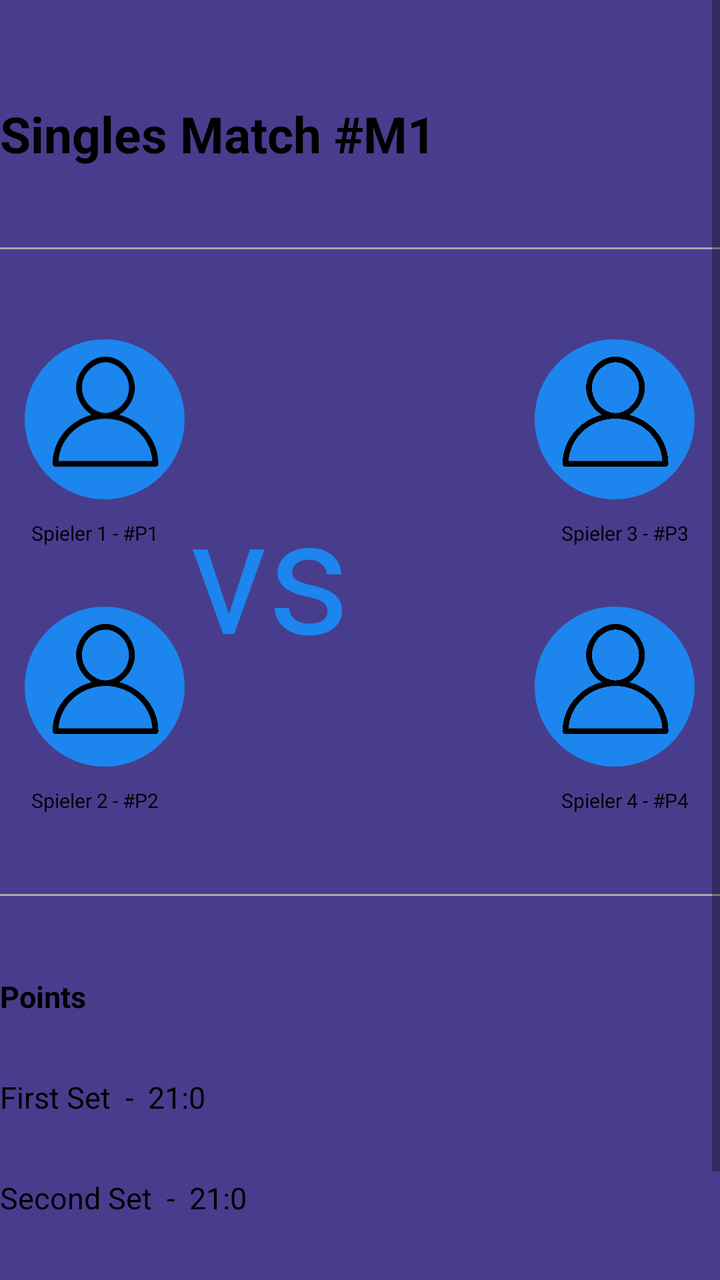
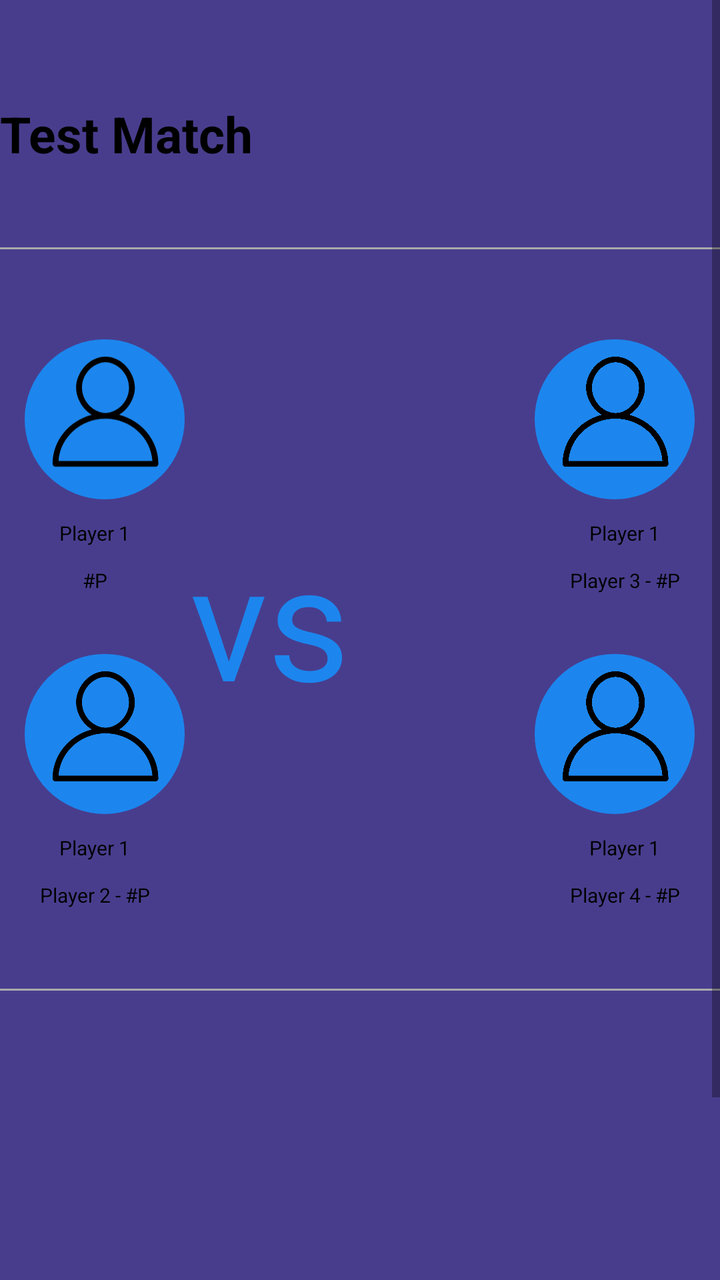

Compare the two renders of this Android layout. The source of the first and the diff that turns it into the second are given below.
<!-- AndroidManifest.xml: application theme AppTheme -->
<!-- res/layout/fragment_matchinfo.xml -->
<?xml version="1.0" encoding="utf-8"?>
<ScrollView xmlns:android="http://schemas.android.com/apk/res/android"
    xmlns:tools="http://schemas.android.com/tools"
    android:layout_width="match_parent"
    android:layout_height="match_parent"
    android:background="#483D8D"
    tools:context=".statsFragments.MatchInfoFragment">

    <LinearLayout
        android:layout_width="match_parent"
        android:layout_height="wrap_content"
        android:paddingBottom="40dp"
        android:orientation="vertical">

        <TextView
            android:id="@+id/matchInfoTitle"
            android:layout_width="match_parent"
            android:layout_height="wrap_content"
            android:layout_gravity="center"
            android:layout_marginTop="50dp"
            android:text="Singles Match #M1"
            android:textAlignment="center"
            android:textColor="#000"
            android:textSize="25sp"
            android:textStyle="bold" />

        <View
            android:layout_width="match_parent"
            android:layout_height="1dp"
            android:layout_marginTop="40dp"
            android:layout_marginBottom="40dp"
            android:background="@android:color/darker_gray" />

        <LinearLayout
            android:layout_width="match_parent"
            android:layout_height="wrap_content">

            <LinearLayout
                android:layout_width="wrap_content"
                android:layout_height="wrap_content"
                android:orientation="vertical">

                <RelativeLayout
                    android:id="@+id/team1player1icon"
                    android:layout_width="80dp"
                    android:layout_height="80dp"
                    android:layout_gravity="center"
                    android:layout_marginStart="10dp"
                    android:layout_marginTop="5dp"
                    android:layout_marginEnd="5dp"
                    android:background="@drawable/round_corners_shape">

                    <ImageView
                        android:layout_width="70dp"
                        android:layout_height="70dp"
                        android:src="@drawable/ic_default_profile_24"
                        android:translationX="5dp" />
                </RelativeLayout>

                <TextView
                    android:id="@+id/team1player1info"
                    android:layout_width="wrap_content"
                    android:layout_height="wrap_content"
                    android:layout_gravity="center"
                    android:layout_marginTop="10dp"
                    android:text="Spieler 1 - #P1"
                    android:textColor="#000"
                    android:textSize="10sp" />

                <RelativeLayout
                    android:id="@+id/team1player2icon"
                    android:layout_width="80dp"
                    android:layout_height="80dp"
                    android:layout_gravity="center"
                    android:layout_marginStart="10dp"
                    android:layout_marginTop="30dp"
                    android:layout_marginEnd="5dp"
                    android:background="@drawable/round_corners_shape"
                    android:visibility="visible">

                    <ImageView
                        android:layout_width="70dp"
                        android:layout_height="70dp"
                        android:src="@drawable/ic_default_profile_24"
                        android:translationX="5dp" />
                </RelativeLayout>

                <TextView
                    android:id="@+id/team1player2info"
                    android:layout_width="wrap_content"
                    android:layout_height="wrap_content"
                    android:layout_gravity="center"
                    android:layout_marginTop="10dp"
                    android:text="Spieler 2 - #P2"
                    android:textColor="#000"
                    android:textSize="10sp"
                    android:visibility="visible" />

            </LinearLayout>

            <TextView
                android:layout_width="wrap_content"
                android:layout_height="wrap_content"
                android:layout_gravity="center"
                android:layout_weight="1"
                android:text="vs"
                android:textAlignment="center"
                android:textColor="#1C86EE"
                android:textSize="80sp" />

            <LinearLayout
                android:layout_width="wrap_content"
                android:layout_height="wrap_content"
                android:orientation="vertical">

                <RelativeLayout
                    android:id="@+id/team2player1icon"
                    android:layout_width="80dp"
                    android:layout_height="80dp"
                    android:layout_gravity="center"
                    android:layout_marginStart="5dp"
                    android:layout_marginTop="5dp"
                    android:layout_marginEnd="10dp"
                    android:background="@drawable/round_corners_shape">

                    <ImageView
                        android:layout_width="70dp"
                        android:layout_height="70dp"
                        android:src="@drawable/ic_default_profile_24"
                        android:translationX="5dp" />
                </RelativeLayout>

                <TextView
                    android:id="@+id/team2player1info"
                    android:layout_width="wrap_content"
                    android:layout_height="wrap_content"
                    android:layout_gravity="center"
                    android:layout_marginTop="10dp"
                    android:text="Spieler 3 - #P3"
                    android:textColor="#000"
                    android:textSize="10sp" />

                <RelativeLayout
                    android:id="@+id/team2player2icon"
                    android:layout_width="80dp"
                    android:layout_height="80dp"
                    android:layout_gravity="center"
                    android:layout_marginStart="5dp"
                    android:layout_marginTop="30dp"
                    android:layout_marginEnd="10dp"
                    android:background="@drawable/round_corners_shape"
                    android:visibility="visible">

                    <ImageView
                        android:layout_width="70dp"
                        android:layout_height="70dp"
                        android:src="@drawable/ic_default_profile_24"
                        android:translationX="5dp" />
                </RelativeLayout>

                <TextView
                    android:id="@+id/team2player2info"
                    android:layout_width="wrap_content"
                    android:layout_height="wrap_content"
                    android:layout_gravity="center"
                    android:layout_marginTop="10dp"
                    android:text="Spieler 4 - #P4"
                    android:textColor="#000"
                    android:textSize="10sp"
                    android:visibility="visible" />

            </LinearLayout>

        </LinearLayout>

        <View
            android:layout_width="match_parent"
            android:layout_height="1dp"
            android:layout_marginTop="40dp"
            android:layout_marginBottom="40dp"
            android:background="@android:color/darker_gray" />

        <TextView
            android:layout_width="match_parent"
            android:layout_height="wrap_content"
            android:text="Points"
            android:textAlignment="center"
            android:textColor="#000"
            android:textSize="15sp"
            android:textStyle="bold" />

        <TextView
            android:id="@+id/first_set"
            android:layout_width="match_parent"
            android:layout_height="wrap_content"
            android:layout_marginTop="30dp"
            android:text="First Set  -  21:0 "
            android:textAlignment="center"
            android:textColor="#000"
            android:textSize="15sp" />

        <TextView
            android:id="@+id/second_set"
            android:layout_width="match_parent"
            android:layout_height="wrap_content"
            android:layout_marginTop="30dp"
            android:text="Second Set  -  21:0 "
            android:textAlignment="center"
            android:textColor="#000"
            android:textSize="15sp" />

        <TextView
            android:id="@+id/third_set"
            android:layout_width="match_parent"
            android:layout_height="wrap_content"
            android:layout_marginTop="30dp"
            android:text="Third Set  -  21:0 "
            android:textAlignment="center"
            android:textColor="#000"
            android:textSize="15sp"
            android:visibility="visible" />
    </LinearLayout>
</ScrollView>
<!-- resources referenced by this layout -->
<resources>
  <!-- drawable ic_default_profile_24 (drawable) -->
  <vector android:height="24dp" android:tint="#000000"
      android:viewportHeight="20" android:viewportWidth="20"
      android:width="25dp" xmlns:android="http://schemas.android.com/apk/res/android">
  
      <path android:fillColor="@android:color/white" android:pathData="M12.075,10.812c1.358-0.853,2.242-2.507,2.242-4.037c0-2.181-1.795-4.618-4.198-4.618S5.921,4.594,5.921,6.775c0,1.53,0.884,3.185,2.242,4.037c-3.222,0.865-5.6,3.807-5.6,7.298c0,0.23,0.189,0.42,0.42,0.42h14.273c0.23,0,0.42-0.189,0.42-0.42C17.676,14.619,15.297,11.677,12.075,10.812 M6.761,6.775c0-2.162,1.773-3.778,3.358-3.778s3.359,1.616,3.359,3.778c0,2.162-1.774,3.778-3.359,3.778S6.761,8.937,6.761,6.775 M3.415,17.69c0.218-3.51,3.142-6.297,6.704-6.297c3.562,0,6.486,2.787,6.705,6.297H3.415z"/>
  </vector>
  <!-- drawable round_corners_shape (drawable) -->
  <?xml version="1.0" encoding="utf-8"?>
  <shape xmlns:android="http://schemas.android.com/apk/res/android">
      <corners android:radius="300dp" />
      <solid android:color="#1C86EE"/>
      <stroke android:color="#1C86EE" android:width="10dp"/>
  </shape>
  <style name="AppTheme" parent="Theme.AppCompat.Light.NoActionBar">
          
          <item name="colorPrimary">@color/colorPrimary</item>
          <item name="colorPrimaryDark">@color/colorPrimaryDark</item>
          <item name="colorAccent">@color/colorAccent</item>
      </style>
  <color name="colorPrimary">#6200EE</color>
  <color name="colorPrimaryDark">#00BFFF</color>
  <color name="colorAccent">#03DAC5</color>
</resources>

<!-- the commit's change to res/layout/fragment_matchinfo.xml (unified diff, before → after) -->
@@ -18,7 +18,7 @@
             android:layout_height="wrap_content"
             android:layout_gravity="center"
             android:layout_marginTop="50dp"
-            android:text="Singles Match #M1"
+            android:text="Test Match"
             android:textAlignment="center"
             android:textColor="#000"
             android:textSize="25sp"
@@ -58,12 +58,22 @@
                 </RelativeLayout>
 
                 <TextView
-                    android:id="@+id/team1player1info"
-                    android:layout_width="wrap_content"
-                    android:layout_height="wrap_content"
-                    android:layout_gravity="center"
-                    android:layout_marginTop="10dp"
-                    android:text="Spieler 1 - #P1"
+                    android:id="@+id/team1player1name"
+                    android:layout_width="wrap_content"
+                    android:layout_height="wrap_content"
+                    android:layout_gravity="center"
+                    android:layout_marginTop="10dp"
+                    android:text="Player 1"
+                    android:textColor="#000"
+                    android:textSize="10sp" />
+
+                <TextView
+                    android:id="@+id/team1player1ID"
+                    android:layout_width="wrap_content"
+                    android:layout_height="wrap_content"
+                    android:layout_gravity="center"
+                    android:layout_marginTop="10dp"
+                    android:text="#P"
                     android:textColor="#000"
                     android:textSize="10sp" />
 
@@ -86,12 +96,22 @@
                 </RelativeLayout>
 
                 <TextView
-                    android:id="@+id/team1player2info"
-                    android:layout_width="wrap_content"
-                    android:layout_height="wrap_content"
-                    android:layout_gravity="center"
-                    android:layout_marginTop="10dp"
-                    android:text="Spieler 2 - #P2"
+                    android:id="@+id/team1player2name"
+                    android:layout_width="wrap_content"
+                    android:layout_height="wrap_content"
+                    android:layout_gravity="center"
+                    android:layout_marginTop="10dp"
+                    android:text="Player 1"
+                    android:textColor="#000"
+                    android:textSize="10sp" />
+
+                <TextView
+                    android:id="@+id/team1player2ID"
+                    android:layout_width="wrap_content"
+                    android:layout_height="wrap_content"
+                    android:layout_gravity="center"
+                    android:layout_marginTop="10dp"
+                    android:text="Player 2 - #P"
                     android:textColor="#000"
                     android:textSize="10sp"
                     android:visibility="visible" />
@@ -131,12 +151,22 @@
                 </RelativeLayout>
 
                 <TextView
-                    android:id="@+id/team2player1info"
-                    android:layout_width="wrap_content"
-                    android:layout_height="wrap_content"
-                    android:layout_gravity="center"
-                    android:layout_marginTop="10dp"
-                    android:text="Spieler 3 - #P3"
+                    android:id="@+id/team2player1name"
+                    android:layout_width="wrap_content"
+                    android:layout_height="wrap_content"
+                    android:layout_gravity="center"
+                    android:layout_marginTop="10dp"
+                    android:text="Player 1"
+                    android:textColor="#000"
+                    android:textSize="10sp" />
+
+                <TextView
+                    android:id="@+id/team2player1ID"
+                    android:layout_width="wrap_content"
+                    android:layout_height="wrap_content"
+                    android:layout_gravity="center"
+                    android:layout_marginTop="10dp"
+                    android:text="Player 3 - #P"
                     android:textColor="#000"
                     android:textSize="10sp" />
 
@@ -159,12 +189,22 @@
                 </RelativeLayout>
 
                 <TextView
-                    android:id="@+id/team2player2info"
-                    android:layout_width="wrap_content"
-                    android:layout_height="wrap_content"
-                    android:layout_gravity="center"
-                    android:layout_marginTop="10dp"
-                    android:text="Spieler 4 - #P4"
+                    android:id="@+id/team2player2name"
+                    android:layout_width="wrap_content"
+                    android:layout_height="wrap_content"
+                    android:layout_gravity="center"
+                    android:layout_marginTop="10dp"
+                    android:text="Player 1"
+                    android:textColor="#000"
+                    android:textSize="10sp" />
+
+                <TextView
+                    android:id="@+id/team2player2ID"
+                    android:layout_width="wrap_content"
+                    android:layout_height="wrap_content"
+                    android:layout_gravity="center"
+                    android:layout_marginTop="10dp"
+                    android:text="Player 4 - #P"
                     android:textColor="#000"
                     android:textSize="10sp"
                     android:visibility="visible" />
@@ -183,7 +223,6 @@
         <TextView
             android:layout_width="match_parent"
             android:layout_height="wrap_content"
-            android:text="Points"
             android:textAlignment="center"
             android:textColor="#000"
             android:textSize="15sp"
@@ -194,7 +233,6 @@
             android:layout_width="match_parent"
             android:layout_height="wrap_content"
             android:layout_marginTop="30dp"
-            android:text="First Set  -  21:0 "
             android:textAlignment="center"
             android:textColor="#000"
             android:textSize="15sp" />
@@ -204,7 +242,6 @@
             android:layout_width="match_parent"
             android:layout_height="wrap_content"
             android:layout_marginTop="30dp"
-            android:text="Second Set  -  21:0 "
             android:textAlignment="center"
             android:textColor="#000"
             android:textSize="15sp" />
@@ -214,7 +251,6 @@
             android:layout_width="match_parent"
             android:layout_height="wrap_content"
             android:layout_marginTop="30dp"
-            android:text="Third Set  -  21:0 "
             android:textAlignment="center"
             android:textColor="#000"
             android:textSize="15sp"
